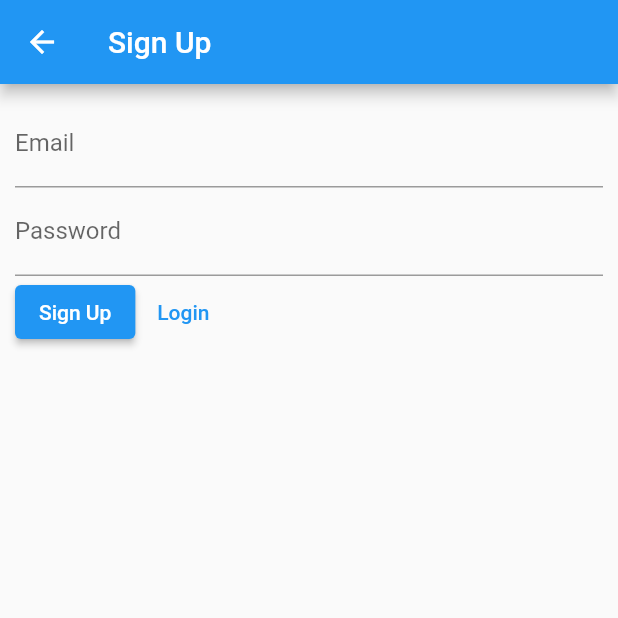
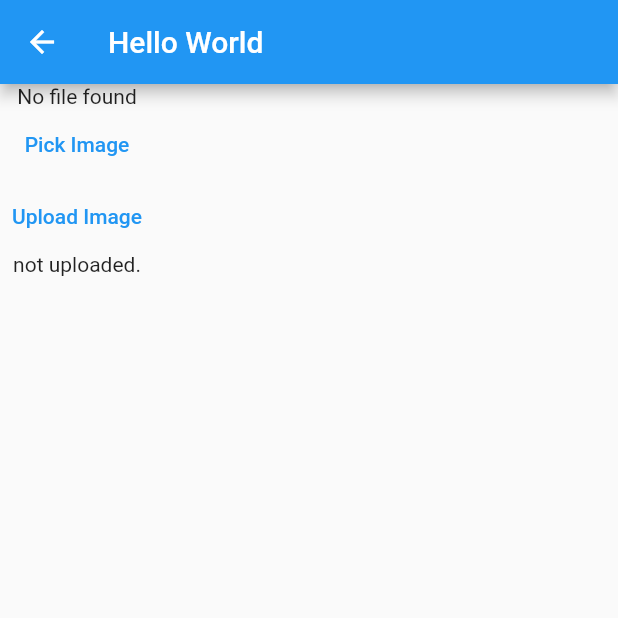
Before and after one commit to frontenddevtrainer/edu_ecommerce_fb_2, a Flutter app: the screen it shows after launch, on a phone screen of 412 x 824 dp, the top half of it. Run offline on Flutter 3.47's test engine with Material 2 defaults, Android fonts, the phone set to English and light mode, and no system bars; our stand-ins replace cloud_firestore, firebase_auth, firebase_core, firebase_database, firebase_storage, image_picker and 1 more; missing offline and left inert: dart:ffi; accounts and stored records are empty; generated files the repository leaves out were written again.

Commit message:
change for image picker.

```diff
--- a/lib/l10n/app_en.arb
+++ b/lib/l10n/app_en.arb
@@ -1,3 +1,4 @@
 {
-    "hello_world": "Hello World"
+    "hello_world": "Hello World",
+    "images": "Images"
 }
--- a/lib/l10n/app_fr.arb
+++ b/lib/l10n/app_fr.arb
@@ -1,3 +1,4 @@
 {
-    "hello_world": "Bonjour le monde"
+    "hello_world": "Bonjour le monde",
+    "images": "Images"
 }
--- a/lib/main.dart
+++ b/lib/main.dart
@@ -2,6 +2,7 @@ import 'package:edu_ecommerce_fb_2/route_observer.dart';
 import 'package:edu_ecommerce_fb_2/screens/AuthScreen.dart';
 import 'package:edu_ecommerce_fb_2/screens/HomeScreen.dart';
 import 'package:edu_ecommerce_fb_2/screens/MessagesScreen.dart';
+import 'package:edu_ecommerce_fb_2/screens/image_upload.dart';
 import 'package:edu_ecommerce_fb_2/services/auth_service.dart';
 import 'package:edu_ecommerce_fb_2/services/chat_service.dart';
 import 'package:edu_ecommerce_fb_2/widgets/base.dart';
@@ -45,11 +46,12 @@ class Application extends StatelessWidget {
                 GlobalWidgetsLocalizations.delegate,
                 GlobalCupertinoLocalizations.delegate,
               ],
-              initialRoute: "/base",
+              initialRoute: "/upload",
               routes: {
                 "/base": (context) => const Base(),
                 "/": (context) => const AuthScreen(),
-                "/messages": (context) => MessagesScreen()
+                "/messages": (context) => MessagesScreen(),
+                "/upload" :(context) => ImageUploader()
               },
               navigatorObservers: [routeObserver],
             );
--- /dev/null
+++ b/lib/screens/image_upload.dart
@@ -0,0 +1,81 @@
+import 'dart:io';
+import 'package:flutter/material.dart';
+import 'package:firebase_storage/firebase_storage.dart';
+import 'package:image_picker/image_picker.dart';
+import 'package:flutter_gen/gen_l10n/app_localization.dart';
+
+class ImageUploader extends StatefulWidget {
+  const ImageUploader({super.key});
+
+  @override
+  State<ImageUploader> createState() => _ImageUploaderState();
+}
+
+class _ImageUploaderState extends State<ImageUploader> {
+  String? _imageUrl;
+  File? _image;
+
+  final ImagePicker _picker = ImagePicker();
+  final FirebaseStorage _firebaseStorage = FirebaseStorage.instance;
+
+  Future<void> _pick() async {
+    try {
+      final XFile? selected = await _picker.pickImage(
+          source: ImageSource.camera, maxHeight: 1000, maxWidth: 1000);
+      setState(() {
+        _image = File(selected!.path);
+      });
+    } catch (e) {
+      print(e);
+    }
+  }
+
+  Future<void> _upload() async {
+    if (_image == null) {
+      return;
+    }
+
+    try {
+      final ref = _firebaseStorage.ref().child("images").child("profile.jpg");
+      await ref.putFile(_image!);
+      final String url = await ref.getDownloadURL();
+      setState(() {
+        _imageUrl = url;
+      });
+    } on FirebaseException catch (e) {
+      print(e);
+    }
+  }
+
+  @override
+  Widget build(BuildContext context) {
+    return SafeArea(
+        child: Scaffold(
+      appBar: AppBar(title: Text(AppLocalizations.of(context)!.hello_world)),
+      body: Column(
+        children: [
+          _image != null
+              ? Image.file(
+                  _image!,
+                  height: 100,
+                  width: 100,
+                )
+              : const Text("No file found"),
+          TextButton(
+              onPressed: () {
+                _pick();
+              },
+              child: const Text("Pick Image")),
+          TextButton(
+              onPressed: () {
+                _upload();
+              },
+              child: const Text("Upload Image")),
+          _imageUrl != null
+              ? Text(_imageUrl.toString())
+              : const Text("not uploaded.")
+        ],
+      ),
+    ));
+  }
+}
--- a/pubspec.yaml
+++ b/pubspec.yaml
@@ -43,6 +43,8 @@ dependencies:
   flutter_localizations :
     sdk: flutter
   intl: ^0.17.0
+  firebase_storage: ^11.1.0
+  image_picker: ^0.8.7+2
 
 dev_dependencies:
   flutter_test:
```
Also changed, not shown: pubspec.lock, 4 other files.
